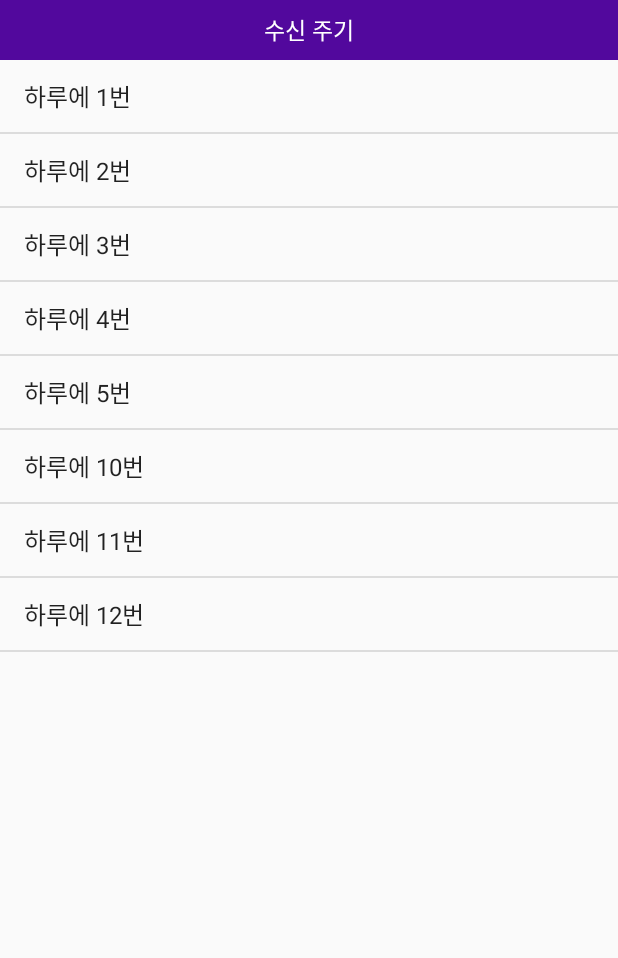
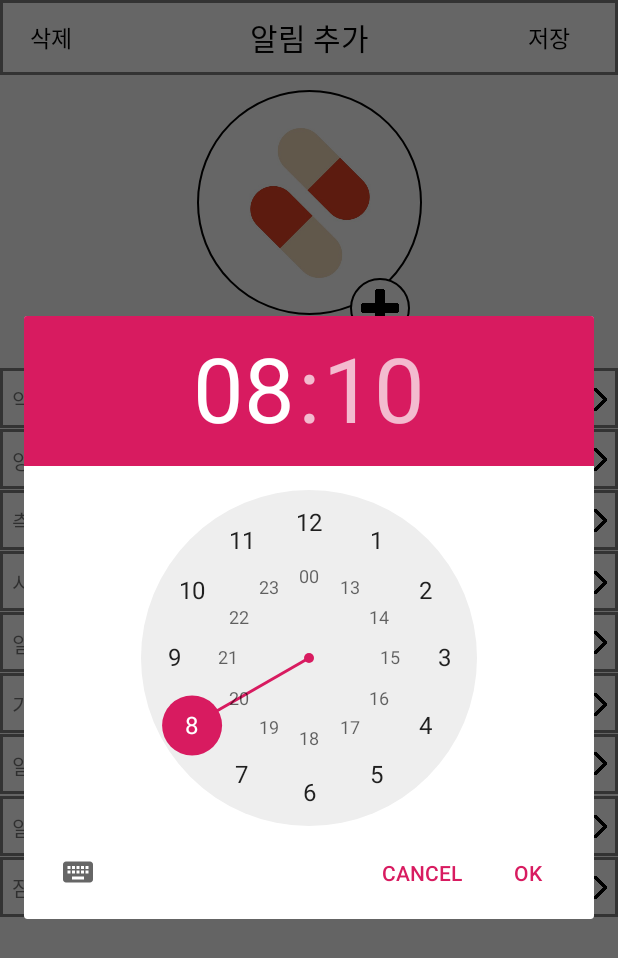
Before and after one commit to jungg23/KangYakJY, an Android app: the SettingActivity screen opened directly, with no data from a screen before it, after a tap on an icon or button, on a phone screen of 412 x 824 dp. Shown: the top 958 px of the screen. Run offline under Robolectric (Android 15) with nearby library versions, the phone set to English and light mode, and no system bars; libraries missing offline, so code that uses them is left out: com.gun0912.tedpermission.

Commit message:
Setting_time_dialog

```diff
--- a/app/src/main/AndroidManifest.xml
+++ b/app/src/main/AndroidManifest.xml
@@ -31,7 +31,6 @@
         <activity android:name=".MainActivitySmall"/>
         <activity android:name=".SettingActivity"/>
         <activity android:name=".SignupActivity"/>
-        <activity android:name=".HowMuchADay"/>
         <activity android:name=".TimeStartActivity"/>
         <activity android:name=".MeasureActivity"/>
         <activity android:name=".OftenActivity"/>
--- a/app/src/main/java/com/example/alertapplication/HowMuchADay.java
+++ /dev/null
@@ -1,37 +0,0 @@
-package com.example.alertapplication;
-
-import android.content.Intent;
-import android.os.Bundle;
-import android.support.v7.app.AppCompatActivity;
-import android.util.Log;
-import android.view.View;
-import android.widget.AdapterView;
-import android.widget.ArrayAdapter;
-import android.widget.ListView;
-
-import java.util.ArrayList;
-import java.util.Arrays;
-
-public class HowMuchADay extends AppCompatActivity {
-
-    static final ArrayList<String> list = new ArrayList<>(Arrays.asList("하루에 1번",
-            "하루에 2번", "하루에 3번","하루에 4번","하루에 5번","하루에 10번","하루에 11번","하루에 12번"));
-
-    @Override
-    protected void onCreate(Bundle savedInstanceState) {
-        super.onCreate(savedInstanceState);
-        setContentView(R.layout.activity_how_much_aday);
-
-        final ArrayAdapter adapter = new ArrayAdapter(this, android.R.layout.simple_list_item_1, list) ;
-        final ListView listview = findViewById(R.id.listview_aday) ;
-        listview.setAdapter(adapter) ;
-        listview.setOnItemClickListener(new AdapterView.OnItemClickListener() {
-            @Override
-            public void onItemClick(AdapterView<?> parent, View view, int position, long id) {
-                Intent intent = new Intent(getBaseContext(),SettingActivity.class);
-                intent.putExtra("how",list.get(position));
-                startActivity(intent);
-            }
-        });
-    }
-}
--- a/app/src/main/java/com/example/alertapplication/SettingActivity.java
+++ b/app/src/main/java/com/example/alertapplication/SettingActivity.java
@@ -1,6 +1,7 @@
 package com.example.alertapplication;
 
 import android.Manifest;
+import android.app.TimePickerDialog;
 import android.content.DialogInterface;
 import android.content.Intent;
 import android.content.pm.PackageManager;
@@ -18,6 +19,7 @@ import android.widget.Button;
 import android.widget.EditText;
 import android.widget.ImageView;
 import android.widget.TextView;
+import android.widget.TimePicker;
 
 import com.gun0912.tedpermission.PermissionListener;
 import com.gun0912.tedpermission.TedPermission;
@@ -29,7 +31,7 @@ import java.util.List;
 public class SettingActivity extends AppCompatActivity {
 
     ImageView start, alertOften, measure, often, lock, plus;
-    TextView delete_btn, plus_btn, how, aday, alert_often, measureT, oftenT, lockedT, dateT;
+    TextView delete_btn, plus_btn, how, aday, alert_often, measureT, oftenT, lockedT, dateT, setT;
     EditText name;
     String nameS, adayS, time, where, what;
     String num, date;
@@ -37,15 +39,25 @@ public class SettingActivity extends AppCompatActivity {
     final int CAMERA_REQUEST_CODE = 1;
     private File tempFile;
 
+    private TextView textView_Date;
+    private TimePickerDialog.OnTimeSetListener callbackMethod;
+
     @Override
     protected void onCreate(Bundle savedInstanceState) {
         super.onCreate(savedInstanceState);
         setContentView(R.layout.activity_setting);
+
+        this.InitializeView();
+        this.InitializeListener();
+
+        textView_Date = (TextView)findViewById(R.id.tv_alert_often);
+
         final Intent intent = getIntent();
         imageView = (ImageView)findViewById(R.id.imageView);
         measureT = findViewById(R.id.tv_measure);
         oftenT = findViewById(R.id.tv_locked);
         dateT = findViewById(R.id.tv_start);
+        setT = findViewById(R.id.tv_alert_often);
         plus = findViewById(R.id.imageplus_btn);
         plus.setOnClickListener(new View.OnClickListener() {
             @Override
@@ -126,20 +138,20 @@ public class SettingActivity extends AppCompatActivity {
                     Intent intent4 = new Intent(getBaseContext(), MainActivitySmall.class);
                     intent4.putExtra("name", nameS);
                     intent4.putExtra("aday", adayS);
-                    intent4.putExtra("time222",alert_often.getText());
+                    intent4.putExtra("time222",textView_Date.getText());
                     startActivity(intent4);
                 } else {
                     if (where.equals("big")) {
                         Intent intent3 = new Intent(getBaseContext(), MainActivityBig.class);
                         intent3.putExtra("name", nameS);
                         intent3.putExtra("aday", adayS);
-                        intent3.putExtra("time222",alert_often.getText());
+                        intent3.putExtra("time222",textView_Date.getText());
                         startActivity(intent3);
                     } else if (where.equals("small")) {
                         Intent intent4 = new Intent(getBaseContext(), MainActivitySmall.class);
                         intent4.putExtra("name", nameS);
                         intent4.putExtra("aday", adayS);
-                        intent4.putExtra("time222",alert_often.getText());
+                        intent4.putExtra("time222",textView_Date.getText());
                         startActivity(intent4);
                     }
                 }
@@ -155,8 +167,8 @@ public class SettingActivity extends AppCompatActivity {
                 startActivity(intent2);
                 break;
             case R.id.btn_alert_often:
-                Intent intent1 = new Intent(getBaseContext(), HowMuchADay.class);
-                startActivity(intent1);
+                TimePickerDialog dialog = new TimePickerDialog(this, callbackMethod, 8, 10, true);
+                dialog.show();
                 break;
             case R.id.btn_measure:
                 Intent intent22 = new Intent(getBaseContext(), MeasureActivity.class);
@@ -196,8 +208,7 @@ public class SettingActivity extends AppCompatActivity {
                 alertDialog1.show();
                 break;
             case R.id.btn_locked:
-                AlertDialog.Builder alertDialogBuilder3 = new AlertDialog.Builder(
-                        this);
+                AlertDialog.Builder alertDialogBuilder3 = new AlertDialog.Builder(this);
                 alertDialogBuilder3
                         .setCancelable(false)
                         .setPositiveButton("아니요",
@@ -256,6 +267,24 @@ public class SettingActivity extends AppCompatActivity {
         }
     }
 
+    public void InitializeView()
+    {
+        textView_Date = (TextView)findViewById(R.id.tv_alert_often);
+    }
+
+    public void InitializeListener()
+    {
+        callbackMethod = new TimePickerDialog.OnTimeSetListener()
+        {
+            @Override
+            public void onTimeSet(TimePicker view, int hourOfDay, int minute)
+            {
+                textView_Date.setText(hourOfDay + "시 " + minute + "분");
+            }
+        };
+    }
+
+
 
 
 
--- a/app/src/main/java/com/example/alertapplication/SignupActivity.java
+++ b/app/src/main/java/com/example/alertapplication/SignupActivity.java
@@ -14,6 +14,8 @@ public class SignupActivity extends AppCompatActivity {
 
     @Override
     protected void onCreate(Bundle savedInstanceState) {
+
+
         super.onCreate(savedInstanceState);
         setContentView(R.layout.activity_signup);
         radioButton1 = findViewById(R.id.radioButton);
@@ -26,9 +28,11 @@ public class SignupActivity extends AppCompatActivity {
                 if(radioButton1.isChecked()){
                     intent.putExtra("check","big");
                     startActivity(intent);
+                    finish();
                 }else if(radioButton2.isChecked()){
                     intent.putExtra("check","small");
                     startActivity(intent);
+                    finish();
                 }else{
                     Toast.makeText(getBaseContext(),"테마를 선택해주세요.",Toast.LENGTH_SHORT).show();
                 }
--- a/app/src/main/java/com/example/alertapplication/TimeStartActivity.java
+++ b/app/src/main/java/com/example/alertapplication/TimeStartActivity.java
@@ -25,7 +25,7 @@ public class TimeStartActivity extends AppCompatActivity implements TimePicker.O
         submit = findViewById(R.id.btn_submit8);
         delete = findViewById(R.id.btn_cancel8);
         tp = (TimePicker) findViewById(R.id.tp);
-        time.setText(  hourofDay + ":" + minute );
+        time.setText( hourofDay + ":" + minute );
         tp.setOnTimeChangedListener(this);
 
         submit.setOnClickListener(new View.OnClickListener() {
@@ -51,6 +51,6 @@ public class TimeStartActivity extends AppCompatActivity implements TimePicker.O
 
     @Override
     public void onTimeChanged(TimePicker view, int hourOfDay, int minute) {
-        time.setText("오전" + hourOfDay + ":" + minute );
+        time.setText(hourOfDay + ":" + minute );
     }
 }
--- a/app/src/main/res/layout/activity_setting.xml
+++ b/app/src/main/res/layout/activity_setting.xml
@@ -1,6 +1,7 @@
 <?xml version="1.0" encoding="utf-8"?>
 <ScrollView xmlns:android="http://schemas.android.com/apk/res/android"
     xmlns:app="http://schemas.android.com/apk/res-auto"
+    xmlns:tools="http://schemas.android.com/tools"
     android:layout_width="match_parent"
     android:layout_height="match_parent"
     app:layout_constraintBottom_toBottomOf="parent"
@@ -426,7 +427,7 @@
     <View
         android:id="@+id/View9"
         android:layout_width="match_parent"
-        android:layout_height="50dp"
+        android:layout_height="40dp"
         android:layout_marginTop="0.5dp"
         android:background="@drawable/back_view"
         app:layout_constraintEnd_toEndOf="parent"
@@ -441,7 +442,7 @@
         android:layout_marginLeft="8dp"
         android:layout_marginTop="8dp"
         android:layout_marginBottom="8dp"
-        android:text="수신주기"
+        android:text="알람 설정 시간"
         app:layout_constraintBottom_toTopOf="@+id/View10"
         app:layout_constraintStart_toStartOf="@+id/View9"
         app:layout_constraintTop_toTopOf="@+id/View9" />
@@ -453,13 +454,11 @@
             android:layout_marginTop="8dp"
             android:layout_marginEnd="24dp"
             android:layout_marginRight="24dp"
-        android:layout_marginBottom="8dp"
-        android:text="하루에 1번"
+            android:layout_marginBottom="10dp"
+            android:text="13시 00분"
             android:textSize="13sp"
             app:layout_constraintBottom_toTopOf="@+id/View10"
             app:layout_constraintEnd_toEndOf="@+id/View9"
-        app:layout_constraintHorizontal_bias="1.0"
-        app:layout_constraintStart_toStartOf="@+id/View9"
             app:layout_constraintTop_toTopOf="@+id/View9" />
 
         <ImageView
```
Also changed, not shown: app/src/main/java/com/example/alertapplication/SigninActivity.java (+1 -12 lines). Lines whose indentation alone changed are shown as unchanged.
